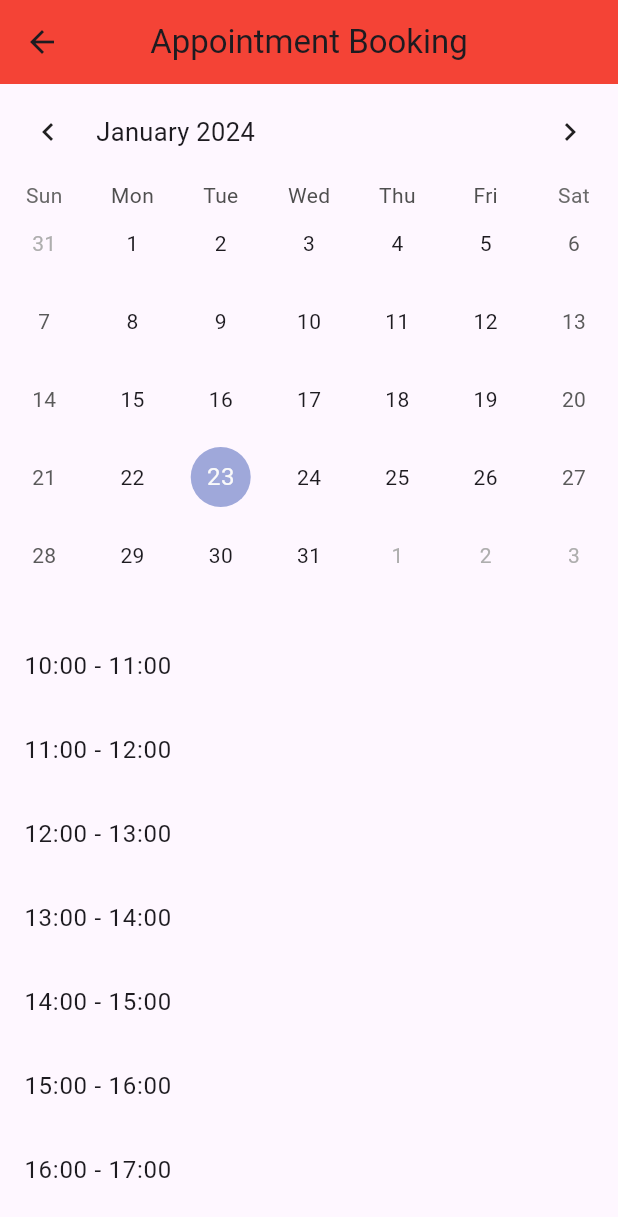
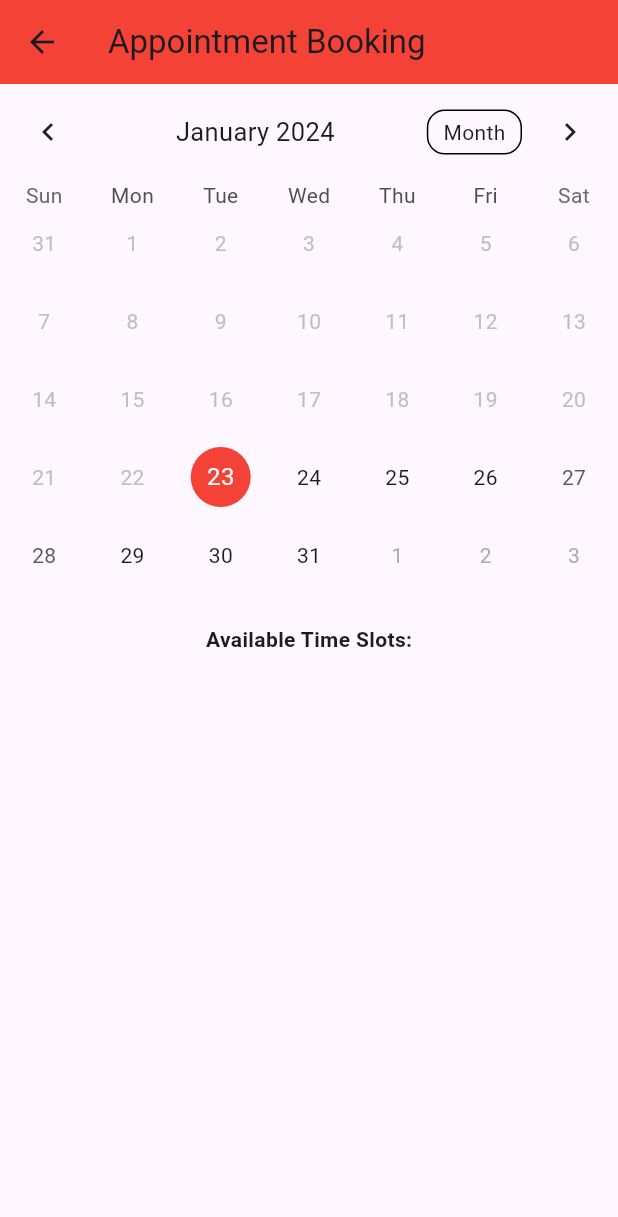
Before and after one commit to V3N0M2003/salon_client, a Flutter app: the DetailsPage screen opened directly with empty values, after a tap on "Book", on a phone screen of 412 x 824 dp. Shown: the top 1217 px of the screen. Run offline on Flutter 3.47's test engine with Material 3 defaults, Android fonts, the phone set to English and light mode, and no system bars; drawn by our look-alikes of table_calendar; our stand-ins replace cloud_firestore, firebase_auth, firebase_core, firebase_storage, fluttertoast, image_picker and 1 more; missing offline and left inert: dart:ffi; accounts and stored records are empty; network calls fail.

Commit message:
23-01-2024

```diff
--- /dev/null
+++ b/lib/booking/book_appointment copy.dart
@@ -0,0 +1,204 @@
+import 'package:flutter/material.dart';
+import 'package:table_calendar/table_calendar.dart';
+import 'package:firebase_auth/firebase_auth.dart';
+import 'package:cloud_firestore/cloud_firestore.dart';
+
+class AppointmentBookingWidget extends StatefulWidget {
+  final String hairstyleId;
+
+  AppointmentBookingWidget({required this.hairstyleId});
+
+  @override
+  _AppointmentBookingWidgetState createState() =>
+      _AppointmentBookingWidgetState();
+}
+
+class _AppointmentBookingWidgetState extends State<AppointmentBookingWidget> {
+  DateTime _selectedDay = DateTime.now();
+  List<String> _timeSlots = [];
+  List<String> _bookedTimeSlots = [];
+  late String _selectedHairstyle;
+
+  FirebaseAuth _auth = FirebaseAuth.instance;
+  FirebaseFirestore _firestore = FirebaseFirestore.instance;
+
+  @override
+  void initState() {
+    super.initState();
+    _selectedHairstyle = widget.hairstyleId;
+    _fetchBookedTimeSlots();
+  }
+
+  void generateTimeSlots() {
+    _timeSlots.clear();
+    for (int hour = 10; hour <= 21; hour++) {
+      _timeSlots.add('$hour:00 - ${hour + 1}:00');
+    }
+  }
+
+  Future<void> _fetchBookedTimeSlots() async {
+    String formattedDate =
+        "${_selectedDay.year}-${_selectedDay.month}-${_selectedDay.day}";
+    QuerySnapshot querySnapshot = await _firestore
+        .collection('bookings')
+        .where('bookingDate', isEqualTo: formattedDate)
+        //.where('selectedHairstyle', isEqualTo: widget.hairstyleId)
+        .get();
+
+    setState(() {
+      _bookedTimeSlots = querySnapshot.docs
+          .map((doc) => doc['selectedTimeSlot'] as String)
+          .toList();
+    });
+  }
+
+  Future<bool> showBookingConfirmationDialog() async {
+    return await showDialog(
+      context: context,
+      builder: (BuildContext context) {
+        return AlertDialog(
+          title: Text('Confirm Booking'),
+          content: Text('Do you want to confirm the booking?'),
+          actions: <Widget>[
+            TextButton(
+              onPressed: () => Navigator.of(context).pop(false),
+              child: Text('Cancel'),
+            ),
+            TextButton(
+              onPressed: () => Navigator.of(context).pop(true),
+              child: Text('Confirm'),
+            ),
+          ],
+        );
+      },
+    );
+  }
+
+  Future<void> _handleDaySelected(DateTime date, DateTime events) async {
+    setState(() {
+      _selectedDay = date;
+    });
+    generateTimeSlots();
+    await _fetchBookedTimeSlots();
+  }
+
+  Future<void> bookAppointment(String selectedTimeSlot) async {
+    try {
+      User? user = _auth.currentUser;
+
+      bool bookingConfirmed = await showBookingConfirmationDialog();
+
+      if (bookingConfirmed) {
+        await _firestore.collection('bookings').add({
+          'userId': user?.uid,
+          'selectedHairstyle': _selectedHairstyle,
+          'selectedTimeSlot': selectedTimeSlot,
+          'bookingDate':
+              "${_selectedDay.year}-${_selectedDay.month}-${_selectedDay.day}",
+        });
+
+        _fetchBookedTimeSlots();
+
+        await showDialog(
+          context: context,
+          builder: (BuildContext context) {
+            return AlertDialog(
+              title: Text('Booking Successful'),
+              content: Text('Your appointment has been booked.'),
+              actions: <Widget>[
+                TextButton(
+                  onPressed: () {
+                    Navigator.of(context).pop();
+                    Navigator.of(context).pop();
+                  },
+                  child: Text('OK'),
+                ),
+              ],
+            );
+          },
+        );
+      }
+    } catch (e) {
+      print('Failed to book appointment: $e');
+    }
+  }
+
+  @override
+  Widget build(BuildContext context) {
+    return Scaffold(
+      appBar: AppBar(
+        title: Text('Appointment Booking'),
+        backgroundColor: Colors.red,
+      ),
+      body: Column(
+        children: [
+          TableCalendar(
+            focusedDay: _selectedDay,
+            firstDay: DateTime.now().subtract(Duration(days: 30)),
+            lastDay: DateTime.now().add(Duration(days: 30)),
+            availableCalendarFormats: const {
+              CalendarFormat.month: 'Month',
+              CalendarFormat.week: 'Week',
+            },
+            calendarFormat: CalendarFormat.month,
+            headerStyle: HeaderStyle(
+              titleCentered: true,
+              formatButtonShowsNext: false,
+            ),
+            selectedDayPredicate: (day) {
+              return isSameDay(_selectedDay, day);
+            },
+            calendarStyle: CalendarStyle(
+                selectedDecoration:
+                    BoxDecoration(color: Colors.red, shape: BoxShape.circle)),
+            enabledDayPredicate: (day) {
+              return !day.isBefore(DateTime.now().subtract(Duration(days: 1)));
+            },
+            onDaySelected: (date, events) => _handleDaySelected(date, events),
+          ),
+          SizedBox(height: 20),
+          Text(
+            'Available Time Slots:',
+            style: TextStyle(fontWeight: FontWeight.bold),
+          ),
+          SizedBox(height: 10),
+          Expanded(
+            child: GridView.builder(
+              gridDelegate: SliverGridDelegateWithFixedCrossAxisCount(
+                crossAxisCount: 3,
+                crossAxisSpacing: 8.0,
+                mainAxisSpacing: 8.0,
+              ),
+              itemCount: _timeSlots.length,
+              itemBuilder: (context, index) {
+                bool isBooked = _bookedTimeSlots.contains(_timeSlots[index]);
+
+                return GestureDetector(
+                  onTap: isBooked
+                      ? null
+                      : () => bookAppointment(_timeSlots[index]),
+                  child: Container(
+                    decoration: BoxDecoration(
+                      color: isBooked ? Colors.red : Colors.green,
+                      borderRadius: BorderRadius.circular(8.0),
+                    ),
+                    child: Center(
+                      child: Text(
+                        _timeSlots[index],
+                        textAlign: TextAlign.center,
+                        style: TextStyle(
+                          color: Colors.white,
+                          fontWeight: FontWeight.bold,
+                        ),
+                      ),
+                    ),
+                  ),
+                );
+              },
+            ),
+          ),
+        ],
+      ),
+    );
+  }
+}
--- a/lib/booking/book_appointment.dart
+++ /dev/null
@@ -1,88 +0,0 @@
-import 'package:flutter/material.dart';
-import 'package:table_calendar/table_calendar.dart';
-
-class AppointmentBookingPage extends StatefulWidget {
-  @override
-  _AppointmentBookingPageState createState() => _AppointmentBookingPageState();
-}
-
-class _AppointmentBookingPageState extends State<AppointmentBookingPage> {
-  late DateTime _selectedDay;
-  late DateTime _focusedDay;
-  CalendarFormat _calendarFormat = CalendarFormat.month;
-  final DateTime _initialDay = DateTime.now();
-  final DateTime _startHour = DateTime(2023, 1, 1, 10, 0);
-  final DateTime _endHour = DateTime(2023, 1, 1, 21, 0);
-
-  @override
-  void initState() {
-    super.initState();
-    _selectedDay = _initialDay;
-  }
-
-  @override
-  Widget build(BuildContext context) {
-    return Scaffold(
-      appBar: AppBar(
-        title: Text('Appointment Booking'),
-        centerTitle: true,
-        backgroundColor: Colors.red,
-      ),
-      body: Column(
-        crossAxisAlignment: CrossAxisAlignment.start,
-        children: <Widget>[
-          TableCalendar(
-            focusedDay: _selectedDay,
-            firstDay: DateTime.now().subtract(Duration(days: 365)),
-            lastDay: DateTime.now().add(Duration(days: 365)),
-            calendarFormat: _calendarFormat,
-            onFormatChanged: (format) {
-              setState(() {
-                _calendarFormat = format;
-              });
-            },
-            onPageChanged: (focusedDay) {
-              setState(() {
-                _selectedDay = focusedDay;
-              });
-            },
-            onDaySelected: (selectedDay, focusedDay) {
-              setState(() {
-                _selectedDay = selectedDay;
-                _focusedDay = focusedDay;
-              });
-            },
-            headerStyle: HeaderStyle(
-              formatButtonVisible: false,
-            ),
-            calendarStyle: CalendarStyle(
-              selectedTextStyle: TextStyle(color: Colors.white),
-              selectedDecoration: BoxDecoration(
-                color: Colors.blue,
-                shape: BoxShape.circle,
-              ),
-            ),
-          ),
-          SizedBox(height: 20),
-          Expanded(
-            child: ListView.builder(
-              itemCount: _endHour.difference(_startHour).inHours,
-              itemBuilder: (context, index) {
-                final hour = _startHour.add(Duration(hours: index));
-                return ListTile(
-                  title: Text(
-                    '${hour.hour.toString().padLeft(2, '0')}:00 - ${(hour.hour + 1).toString().padLeft(2, '0')}:00',
-                  ),
-                  onTap: () {
-                    print('Selected Date: $_selectedDay');
-                    print('Selected time slot: $hour');
-                  },
-                );
-              },
-            ),
-          ),
-        ],
-      ),
-    );
-  }
-}
--- a/lib/common/detail.dart
+++ b/lib/common/detail.dart
@@ -2,7 +2,7 @@
 import 'dart:ffi';
 
 import 'package:flutter/material.dart';
-import 'package:salon_client/booking/book_appointment.dart';
+import 'package:salon_client/booking/book_appointment%20copy.dart';
 import 'package:salon_client/utils/textbox.dart';
 
 class DetailsPage extends StatefulWidget {
@@ -12,6 +12,7 @@ class DetailsPage extends StatefulWidget {
   final String description;
   final num price;
   final String imageUrl;
+  final String id;
   const DetailsPage(
       {required this.name,
       required this.gender,
@@ -19,6 +20,7 @@ class DetailsPage extends StatefulWidget {
       required this.description,
       required this.imageUrl,
       required this.price,
+      required this.id,
       Key? key})
       : super(key: key);
 
@@ -33,6 +35,7 @@ class _DetailsPageState extends State<DetailsPage> {
   late String _description;
   late num _price;
   late String _imageUrl;
+  late String _id;
 
   @override
   void initState() {
@@ -43,6 +46,7 @@ class _DetailsPageState extends State<DetailsPage> {
     _description = widget.description;
     _imageUrl = widget.imageUrl;
     _price = widget.price;
+    _id = widget.id;
   }
 
   @override
@@ -112,7 +116,9 @@ class _DetailsPageState extends State<DetailsPage> {
               Navigator.push(
                   context,
                   MaterialPageRoute(
-                      builder: (context) => AppointmentBookingPage()));
+                      builder: (context) => AppointmentBookingWidget(
+                            hairstyleId: _id,
+                          )));
             },
             child: Text('Book'),
           ),
--- a/lib/common/service_detail.dart
+++ b/lib/common/service_detail.dart
@@ -61,7 +61,8 @@ class ServiceList extends StatelessWidget {
                                     category: doc['category'],
                                     description: doc['description'],
                                     imageUrl: doc['imageUrl'],
-                                    price: doc['price'])));
+                                    price: doc['price'],
+                                    id: doc.id)));
                       }),
                       Icon(
                         Icons.format_align_justify_outlined,
--- a/pubspec.yaml
+++ b/pubspec.yaml
@@ -17,7 +17,8 @@ dependencies:
   cloud_firestore: ^4.13.1
   fluttertoast: ^8.2.4
   image_picker: ^1.0.4
-  table_calendar: ^3.0.2
+  table_calendar: ^3.0.9
+  booking_calendar: ^1.1.10
 
 dev_dependencies:
   flutter_test:
```
Also changed, not shown: lib/booking/confirm_booking.dart (added, +10 -0 lines), pubspec.lock.
